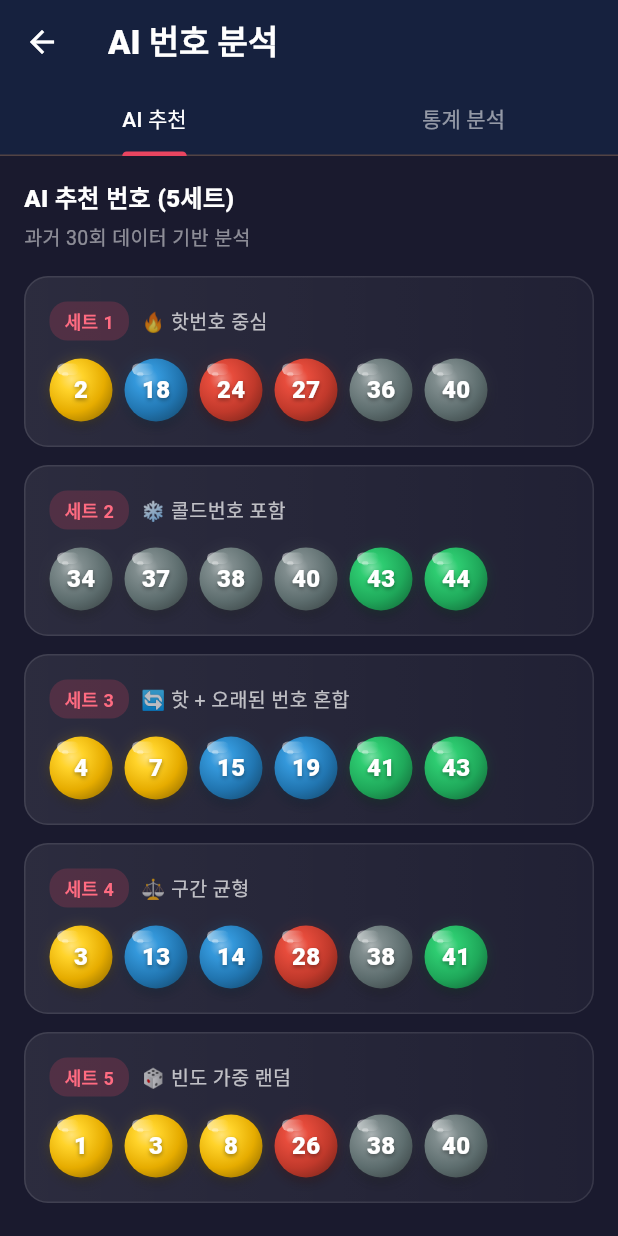
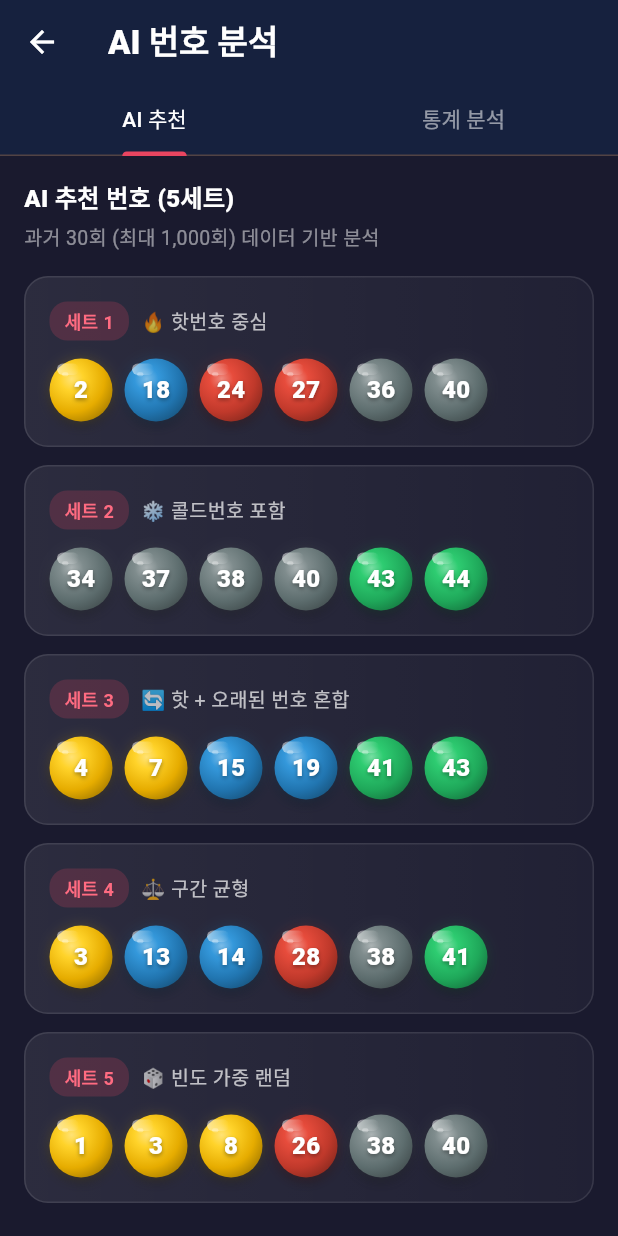
Before and after one commit to dbswhdaks/lotto, a Flutter app: the AiPage screen opened directly, on a phone screen of 412 x 824 dp. Run offline on Flutter 3.47's test engine with Material 3 defaults, Android fonts, the phone set to English and light mode, and no system bars; our stand-ins replace google_generative_ai, shared_preferences; accounts and stored records are empty; network calls fail; Roboto replaces fonts that are missing (NotoSansKR).

Commit message:
로또 모두 수정 완료

```diff
--- a/lotto_app/lib/pages/ai_page.dart
+++ b/lotto_app/lib/pages/ai_page.dart
@@ -27,7 +27,7 @@ class _AiPageState extends State<AiPage> with SingleTickerProviderStateMixin {
 
   Future<void> _loadData() async {
     try {
-      await _dataService.loadData(fetchCount: 100);
+      await _dataService.loadData(fetchCount: 1000);
       final analyzer = LottoAnalyzer(_dataService.draws);
       setState(() {
         _analysis = analyzer.analyze();
@@ -215,7 +215,7 @@ class _AiPageState extends State<AiPage> with SingleTickerProviderStateMixin {
           _sectionTitle('AI 추천 번호 (5세트)'),
           const SizedBox(height: 4),
           Text(
-            '과거 ${_dataService.draws.length}회 데이터 기반 분석',
+            '과거 ${_dataService.draws.length}회 (최대 1,000회) 데이터 기반 분석',
             style: TextStyle(color: Colors.white.withValues(alpha: 0.5), fontSize: 13),
           ),
           const SizedBox(height: 16),
@@ -245,6 +245,7 @@ class _AiPageState extends State<AiPage> with SingleTickerProviderStateMixin {
               ),
             ),
           ),
+          const SizedBox(height: 60),
         ],
       ),
     );
```
